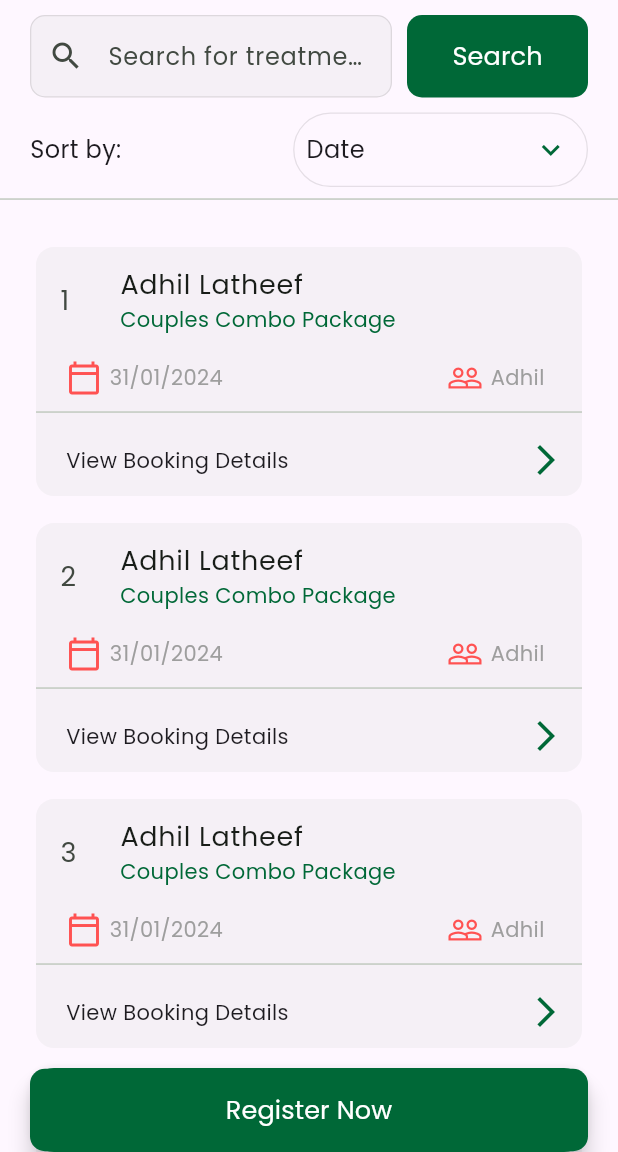
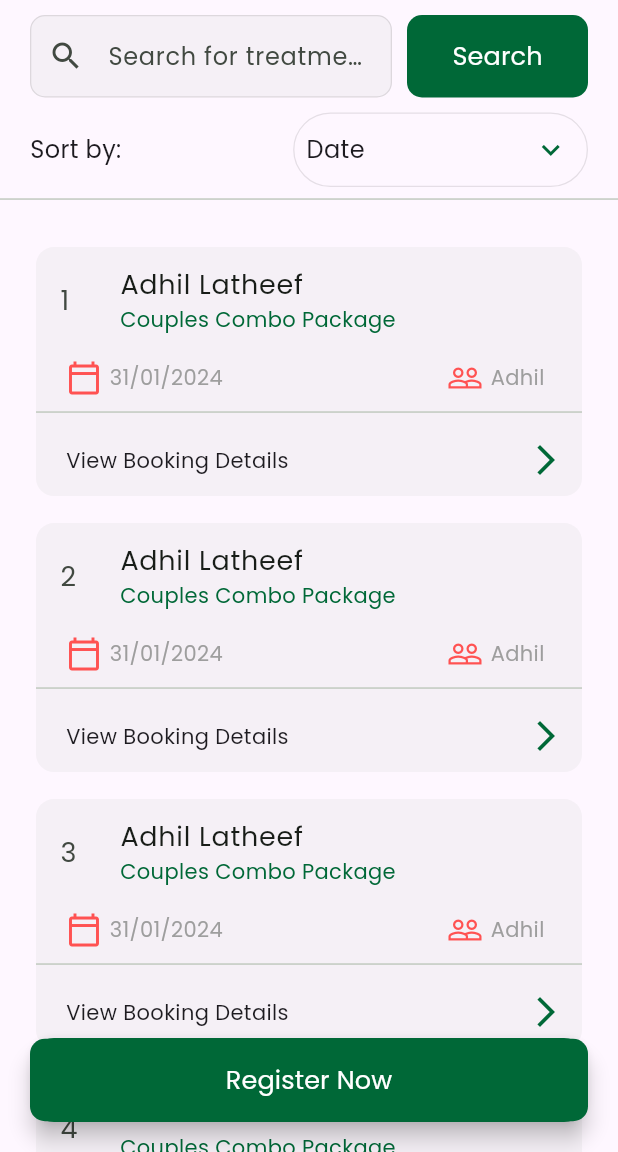
Before and after one commit to adhillatheef/amirtha_ayurvedha, a Flutter app: the HomeScreen screen opened by its route, on a phone screen of 412 x 824 dp, the part 84-1236 px from its top. Run offline on Flutter 3.47's test engine with Material 3 defaults, Android fonts, the phone set to English and light mode, and no system bars.

Commit message:
some changes

```diff
--- a/lib/features/home/presentation/pages/home_screen.dart
+++ b/lib/features/home/presentation/pages/home_screen.dart
@@ -52,7 +52,7 @@ class _HomeScreenState extends State<HomeScreen> {
         ],
       ),
       floatingActionButton: Container(
-        margin: const EdgeInsets.symmetric(horizontal: 20),
+        margin: const EdgeInsets.symmetric(horizontal: 20, vertical: 20),
         width: MediaQuery.of(context).size.width,
         child: FloatingActionButton(
           backgroundColor: AppPalette.appColor, onPressed: () {  },
@@ -81,7 +81,7 @@ class _HomeScreenState extends State<HomeScreen> {
             ),
           ),
           Padding(
-            padding: const EdgeInsets.symmetric(horizontal: 20),
+            padding: const EdgeInsets.symmetric(horizontal: 20,),
             child: Row(
               mainAxisAlignment: MainAxisAlignment.spaceBetween,
               children: [
@@ -124,7 +124,7 @@ class _HomeScreenState extends State<HomeScreen> {
           const Divider(),
           Expanded(
             child: ListView.builder(
-              padding: const EdgeInsets.all(20.0),
+              padding: const EdgeInsets.symmetric(vertical: 20.0, horizontal: 20),
               itemCount: myBookingsList.length,
               itemBuilder: (context, index) {
                 return Padding(
--- a/lib/features/register/widgets/add_treatment_dialogue.dart
+++ b/lib/features/register/widgets/add_treatment_dialogue.dart
@@ -31,7 +31,6 @@ class _TreatmentDialogState extends State<TreatmentDialog> {
       backgroundColor: Colors.white,
       shape: RoundedRectangleBorder(borderRadius: BorderRadius.circular(10)),
       child: SizedBox(
-        height: MediaQuery.of(context).size.height * 0.5,
         child: Padding(
           padding: const EdgeInsets.all(10.0),
           child: Column(
```
